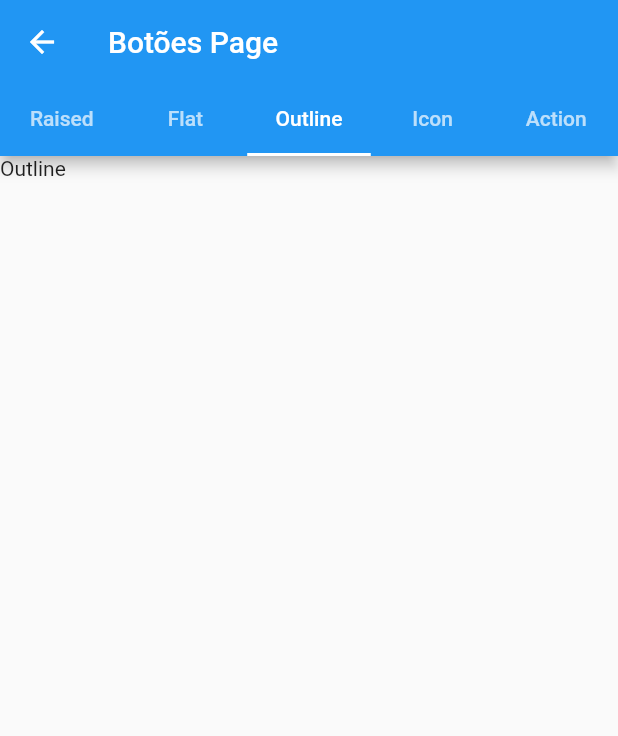
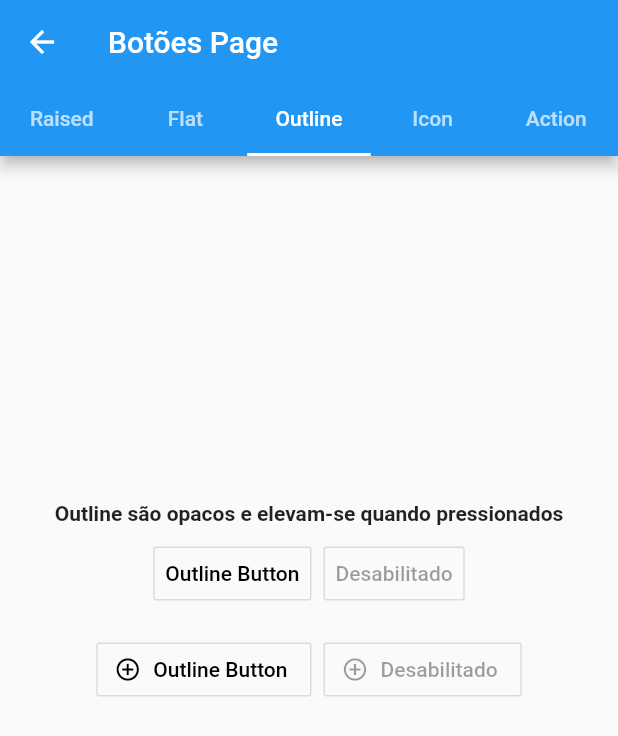
Before and after one commit to dosouza/jds_app, a Flutter app: the BotoesPage screen opened directly, tab 3 chosen, on a phone screen of 412 x 824 dp. Shown: the top 736 px of the screen. Run offline on Flutter 3.47's test engine with Material 2 defaults, Android fonts, the phone set to English and light mode, and no system bars; missing offline and left inert: dart:ffi; network calls fail.

```diff
--- a/lib/botoes_page.dart
+++ b/lib/botoes_page.dart
@@ -38,7 +38,10 @@ class _BotoesPageState extends State<BotoesPage> {
                 data: buttonTheme,
                 child: buildFlatButton('Flat Buttom é um botão mais "clean". Recomendado para utilizar em barras de ferramentas e nas caixas de dialogos')
               ),
-               Text('Outline'),
+              ButtonTheme.fromButtonThemeData(
+                  data: buttonTheme,
+                  child: buildOutlineButton('Outline são opacos e elevam-se quando pressionados')
+              ),
                Text('Icon'),
                Text('Action')
             ])
@@ -82,7 +85,6 @@ Widget buildRaiseButton(title) {
                  RaisedButton.icon(
                     icon: const Icon(Icons.add, size: 18.0),
                     label: const Text('Desabilitado'),
-                  onPressed: null,
                 )
               ],
             ),
@@ -106,13 +108,10 @@ Widget buildFlatButton(title) {
           children: <Widget>[
             FlatButton(
               child: Text('Flat Button'),
-              onPressed: () {
-
-              },
+              onPressed: () {},
             ),
             FlatButton(
               child: Text('Desabilitado'),
-              onPressed: null,
             )
           ],
         ),
@@ -122,14 +121,11 @@ Widget buildFlatButton(title) {
             FlatButton.icon(
                 icon: const Icon(Icons.add_circle_outline, size: 18.0,),
                 label: Text('Flat Button'),
-              onPressed: () {
-
-              },
+              onPressed: () {},
             ),
             FlatButton.icon(
               icon: const Icon(Icons.add_circle_outline, size: 18.0),
               label: Text('Desabilitado'),
-              onPressed: null,
             )
           ],
         ),
@@ -137,3 +133,44 @@ Widget buildFlatButton(title) {
     )
   );
 }
+
+Widget buildOutlineButton(title) {
+  return Align(
+      alignment: const Alignment(0.0, -0.2),
+      child: Column(
+        mainAxisSize: MainAxisSize.min,
+        children: <Widget>[
+          Text(title,
+            textAlign: TextAlign.center,
+            style: TextStyle(fontWeight: FontWeight.bold),
+          ),
+          ButtonBar(
+            mainAxisSize: MainAxisSize.min,
+            children: <Widget>[
+              OutlineButton(
+                child: Text('Outline Button'),
+                onPressed: () {},
+              ),
+              OutlineButton(
+                child: Text('Desabilitado'),
+              )
+            ],
+          ),
+          ButtonBar(
+            mainAxisSize: MainAxisSize.min,
+            children: <Widget>[
+              OutlineButton.icon(
+                icon: const Icon(Icons.add_circle_outline, size: 18.0,),
+                label: Text('Outline Button'),
+                onPressed: () {},
+              ),
+              OutlineButton.icon(
+                icon: const Icon(Icons.add_circle_outline, size: 18.0),
+                label: Text('Desabilitado'),
+              )
+            ],
+          ),
+        ],
+      )
+  );
+}
```
